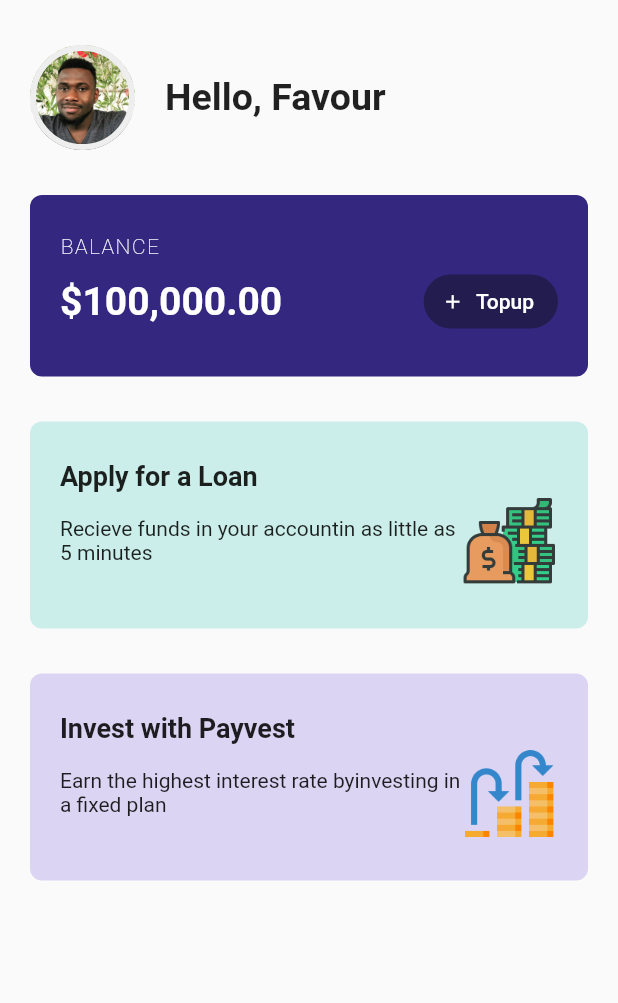
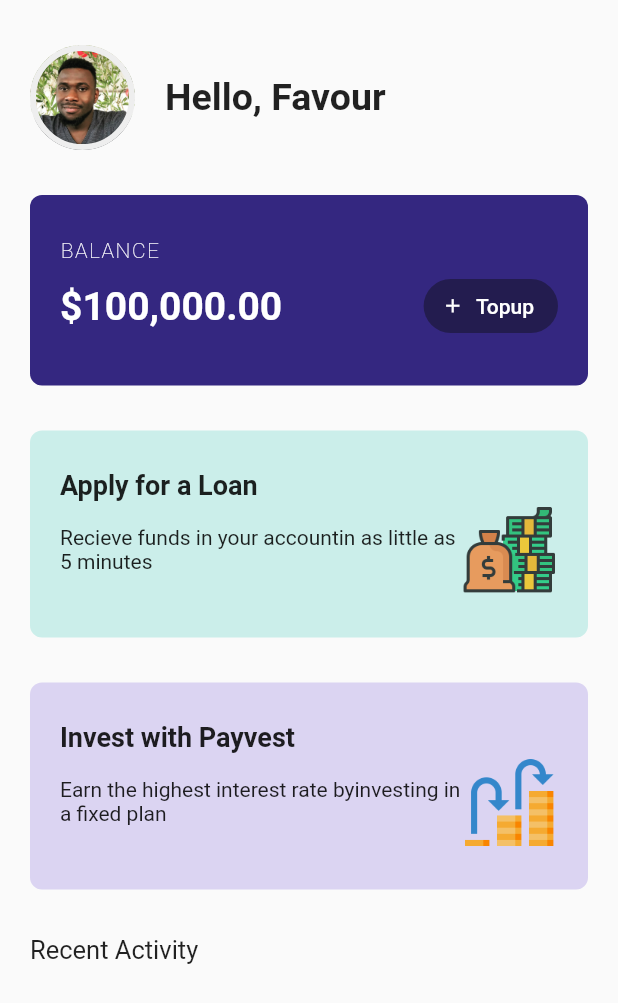
Before and after one commit to favourori/bankingapp-ui-design, a Flutter app: the screen it shows after launch, on a phone screen of 412 x 824 dp. Shown: the top 1003 px of the screen. Run offline on Flutter 3.47's test engine with Material 2 defaults, Android fonts, the phone set to English and light mode, and no system bars.

Commit message:
adjusted balance height

```diff
--- a/lib/balance_widget.dart
+++ b/lib/balance_widget.dart
@@ -6,7 +6,7 @@ class Balance extends StatelessWidget {
   Widget build(BuildContext context) {
     return Container(
       //height: 140.0,
-      padding: EdgeInsets.symmetric(horizontal: 20.0, vertical: 26.0),
+      padding: EdgeInsets.symmetric(horizontal: 20.0, vertical: 29.0),
       decoration: BoxDecoration(
         color: Color(0xFF342780),
         borderRadius: BorderRadius.all(
--- a/lib/home.dart
+++ b/lib/home.dart
@@ -22,7 +22,7 @@ class HomeScreen extends StatelessWidget {
               ),
               Dashboard(),
               SizedBox(
-                height: 10.0,
+                height: 30.0,
               ),
               RecentActivities(),
             ],
--- a/lib/recent.dart
+++ b/lib/recent.dart
@@ -4,7 +4,13 @@ class RecentActivities extends StatelessWidget {
   @override
   Widget build(BuildContext context) {
     return Column(
-      children: <Widget>[],
+      crossAxisAlignment: CrossAxisAlignment.start,
+      children: <Widget>[
+        Text(
+          "Recent Activity",
+          style: TextStyle(fontSize: 17.0),
+        )
+      ],
     );
   }
 }
```
